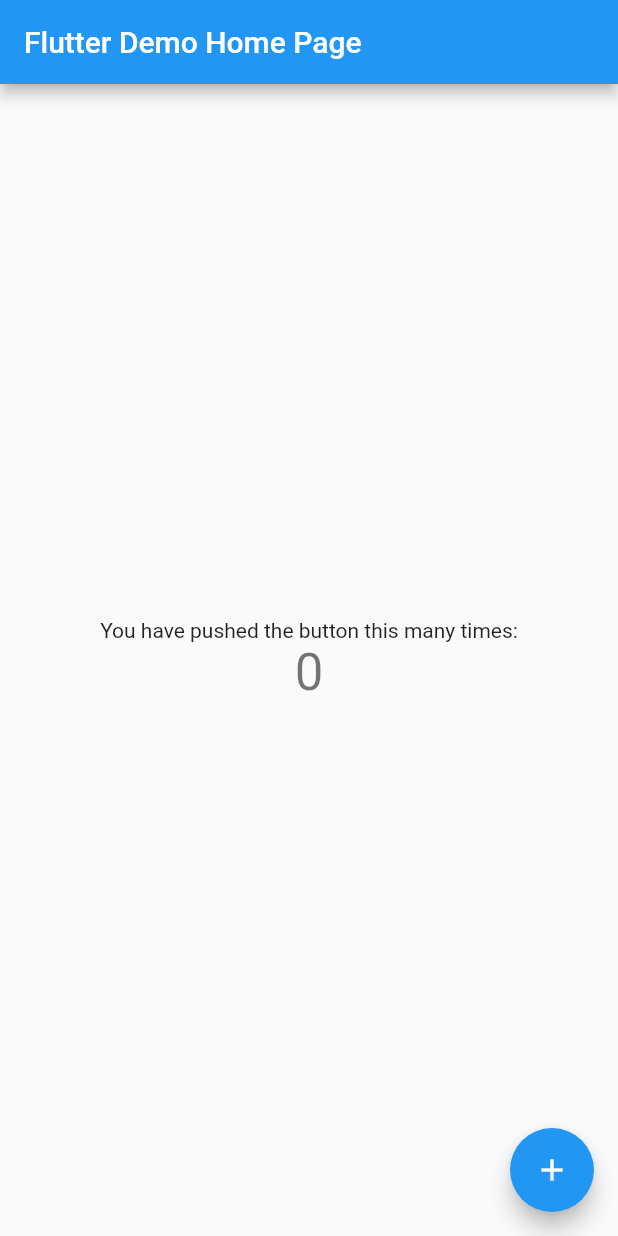
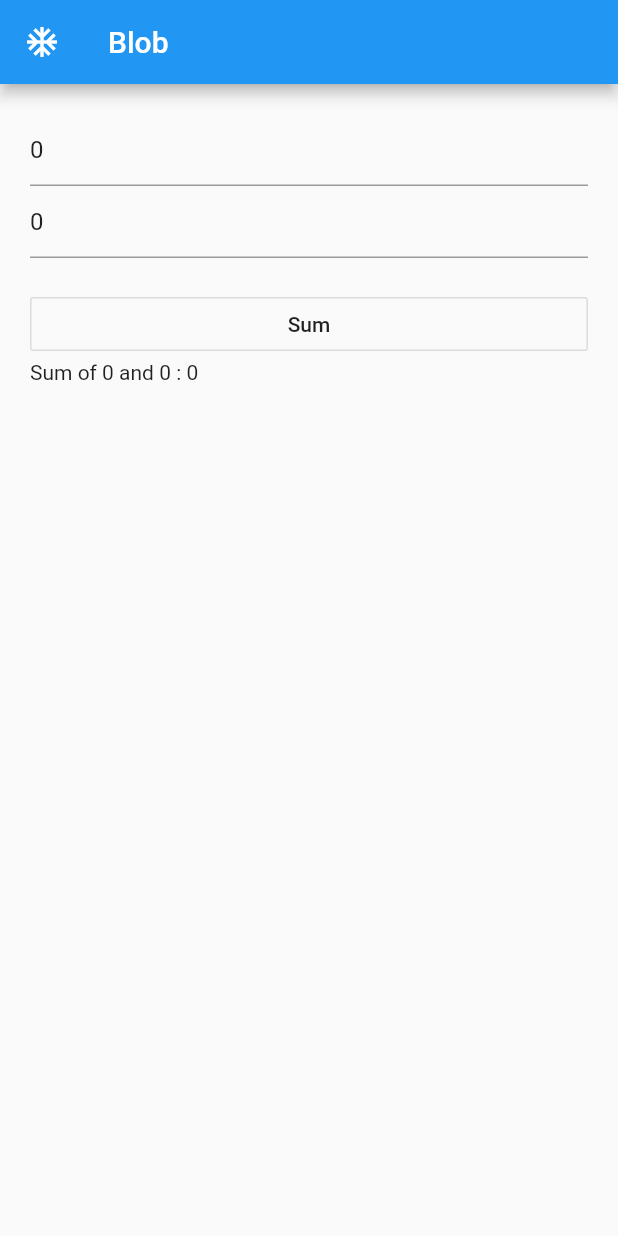
Before and after one commit to HeinnWaiHtet/flutter-blob-pattern, a Flutter app: the screen it shows after launch, on a phone screen of 412 x 824 dp. Run offline on Flutter 3.47's test engine with Material 2 defaults, Android fonts, the phone set to English and light mode, and no system bars.

Commit message:
adding simple add using widget state

```diff
--- a/analysis_options.yaml
+++ b/analysis_options.yaml
@@ -7,7 +7,7 @@
 
 # The following line activates a set of recommended lints for Flutter apps,
 # packages, and plugins designed to encourage good coding practices.
-include: package:flutter_lints/flutter.yaml
+# include: package:flutter_lints/flutter.yaml
 
 linter:
   # The lint rules applied to this project can be customized in the
--- a/lib/main.dart
+++ b/lib/main.dart
@@ -11,105 +11,66 @@ class MyApp extends StatelessWidget {
   @override
   Widget build(BuildContext context) {
     return MaterialApp(
+      debugShowCheckedModeBanner: false,
       title: 'Flutter Demo',
       theme: ThemeData(
-        // This is the theme of your application.
-        //
-        // Try running your application with "flutter run". You'll see the
-        // application has a blue toolbar. Then, without quitting the app, try
-        // changing the primarySwatch below to Colors.green and then invoke
-        // "hot reload" (press "r" in the console where you ran "flutter run",
-        // or simply save your changes to "hot reload" in a Flutter IDE).
-        // Notice that the counter didn't reset back to zero; the application
-        // is not restarted.
         primarySwatch: Colors.blue,
       ),
-      home: const MyHomePage(title: 'Flutter Demo Home Page'),
+      home: MyHome(),
     );
   }
 }
-
-class MyHomePage extends StatefulWidget {
-  const MyHomePage({Key? key, required this.title}) : super(key: key);
-
-  // This widget is the home page of your application. It is stateful, meaning
-  // that it has a State object (defined below) that contains fields that affect
-  // how it looks.
-
-  // This class is the configuration for the state. It holds the values (in this
-  // case the title) provided by the parent (in this case the App widget) and
-  // used by the build method of the State. Fields in a Widget subclass are
-  // always marked "final".
-
-  final String title;
+class MyHome extends StatefulWidget {
+  const MyHome({ Key? key }) : super(key: key);
 
   @override
-  State<MyHomePage> createState() => _MyHomePageState();
+  _MyHomeState createState() => _MyHomeState();
 }
 
-class _MyHomePageState extends State<MyHomePage> {
-  int _counter = 0;
-
-  void _incrementCounter() {
-    setState(() {
-      // This call to setState tells the Flutter framework that something has
-      // changed in this State, which causes it to rerun the build method below
-      // so that the display can reflect the updated values. If we changed
-      // _counter without calling setState(), then the build method would not be
-      // called again, and so nothing would appear to happen.
-      _counter++;
-    });
-  }
+class _MyHomeState extends State<MyHome> {
+  int sum = 0;
+  TextEditingController num1Controller = TextEditingController(text: '0');
+  TextEditingController num2Controller = TextEditingController(text: '0');
 
   @override
   Widget build(BuildContext context) {
-    // This method is rerun every time setState is called, for instance as done
-    // by the _incrementCounter method above.
-    //
-    // The Flutter framework has been optimized to make rerunning build methods
-    // fast, so that you can just rebuild anything that needs updating rather
-    // than having to individually change instances of widgets.
     return Scaffold(
       appBar: AppBar(
-        // Here we take the value from the MyHomePage object that was created by
-        // the App.build method, and use it to set our appbar title.
-        title: Text(widget.title),
+        title: Text("Blob"),
+        leading: Icon(Icons.ac_unit),
       ),
-      body: Center(
-        // Center is a layout widget. It takes a single child and positions it
-        // in the middle of the parent.
-        child: Column(
-          // Column is also a layout widget. It takes a list of children and
-          // arranges them vertically. By default, it sizes itself to fit its
-          // children horizontally, and tries to be as tall as its parent.
-          //
-          // Invoke "debug painting" (press "p" in the console, choose the
-          // "Toggle Debug Paint" action from the Flutter Inspector in Android
-          // Studio, or the "Toggle Debug Paint" command in Visual Studio Code)
-          // to see the wireframe for each widget.
-          //
-          // Column has various properties to control how it sizes itself and
-          // how it positions its children. Here we use mainAxisAlignment to
-          // center the children vertically; the main axis here is the vertical
-          // axis because Columns are vertical (the cross axis would be
-          // horizontal).
-          mainAxisAlignment: MainAxisAlignment.center,
-          children: <Widget>[
-            const Text(
-              'You have pushed the button this many times:',
-            ),
-            Text(
-              '$_counter',
-              style: Theme.of(context).textTheme.headline4,
-            ),
-          ],
-        ),
+      body: ListView(
+        padding: EdgeInsets.all(20),
+        children: [
+          TextField(
+            controller: num1Controller,
+            keyboardType: TextInputType.number,
+          ),
+
+          TextField(
+            controller: num2Controller,
+            keyboardType: TextInputType.number,
+          ),
+
+          SizedBox(height: 20,),
+
+          OutlineButton(
+            onPressed:  (){
+              int num1 = int.parse(num1Controller.text);
+              int num2 = int.parse(num2Controller.text);
+
+              if(num1 != '' && num2 != ''){
+                  setState(() {
+                  sum = num1 + num2;
+                });
+              }
+            },
+            child: Text("Sum"),
+          ),
+
+          Text("Sum of ${num1Controller.text} and ${num2Controller.text} : ${sum}"),
+        ],
       ),
-      floatingActionButton: FloatingActionButton(
-        onPressed: _incrementCounter,
-        tooltip: 'Increment',
-        child: const Icon(Icons.add),
-      ), // This trailing comma makes auto-formatting nicer for build methods.
     );
   }
 }
```
